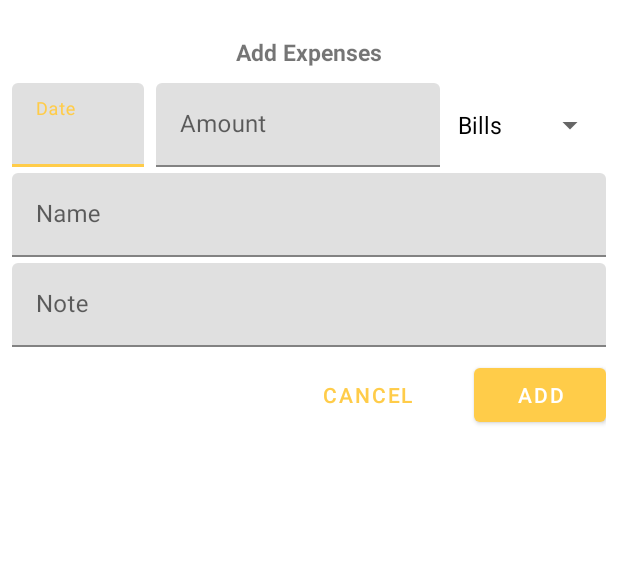
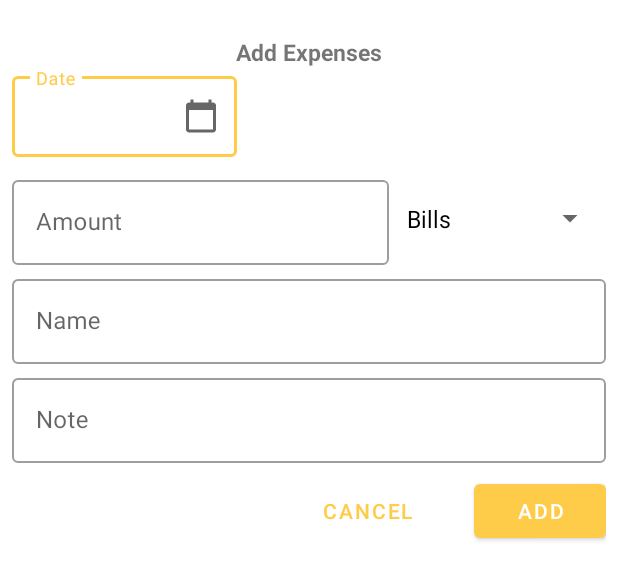
Before and after one commit to t2dbabz/Stocka, an Android app: the layout add_expense_dialog_item.xml on its own in the app's theme, with its tools: preview values and no code run, on a phone screen of 412 x 824 dp. Shown: the top 580 px of the screen. Run offline under Robolectric (Android 15) with nearby library versions, the phone set to English and light mode, and no system bars.

Commit message:
Create the Add Expense Dialog and Implement Logic

```diff
--- a/app/src/main/java/com/example/pjt114/stocka/data/DataSource.kt
+++ b/app/src/main/java/com/example/pjt114/stocka/data/DataSource.kt
@@ -6,7 +6,7 @@ import com.example.pjt114.stocka.model.ProductItem
 class DataSource (){
 
     fun loadProducts(): MutableList<ProductItem>{
-        return mutableListOf<ProductItem>(
+        return mutableListOf(
             ProductItem(
                 name = "Indomie noodles",
                 sellingPrice = 150.0,
@@ -90,4 +90,5 @@ class DataSource (){
 
         )
     }
+
 }
--- a/app/src/main/java/com/example/pjt114/stocka/ui/loginsignup/LoginFragment.kt
+++ b/app/src/main/java/com/example/pjt114/stocka/ui/loginsignup/LoginFragment.kt
@@ -42,6 +42,10 @@ class LoginFragment : Fragment() {
         setupListeners()
         binding?.loginButton?.setOnClickListener {
             loginUser()
+        }
+
+        binding?.textViewSignUp?.setOnClickListener {
+            findNavController().navigate(R.id.action_loginFragment_to_signUpFragment)
         }
     }
 
--- a/app/src/main/java/com/example/pjt114/stocka/ui/loginsignup/SignUpFragment.kt
+++ b/app/src/main/java/com/example/pjt114/stocka/ui/loginsignup/SignUpFragment.kt
@@ -48,6 +48,9 @@ class SignUpFragment : Fragment() {
 
         binding?.continueButton?.setOnClickListener {
             hasCompletedSignUpData()
+        }
+        binding?.textViewLogin?.setOnClickListener {
+            findNavController().navigate(R.id.action_signUpFragment_to_loginFragment)
         }
     }
 
--- /dev/null
+++ b/app/src/main/res/drawable/ic_baseline_calendar_today_24.xml
@@ -0,0 +1,10 @@
+<vector xmlns:android="http://schemas.android.com/apk/res/android"
+    android:width="24dp"
+    android:height="24dp"
+    android:viewportWidth="24"
+    android:viewportHeight="24"
+    android:tint="?attr/colorControlNormal">
+  <path
+      android:fillColor="@android:color/white"
+      android:pathData="M20,3h-1L19,1h-2v2L7,3L7,1L5,1v2L4,3c-1.1,0 -2,0.9 -2,2v16c0,1.1 0.9,2 2,2h16c1.1,0 2,-0.9 2,-2L22,5c0,-1.1 -0.9,-2 -2,-2zM20,21L4,21L4,8h16v13z"/>
+</vector>
--- a/app/src/main/res/layout/add_expense_dialog_item.xml
+++ b/app/src/main/res/layout/add_expense_dialog_item.xml
@@ -17,38 +17,47 @@
         android:textStyle="bold"
         android:text="Add Expenses" />
 
+    <com.google.android.material.textfield.TextInputLayout
+        android:id="@+id/dateOfExpense_textField"
+        style="@style/Widget.MaterialComponents.TextInputLayout.OutlinedBox"
+        android:layout_width="150dp"
+        android:layout_height="wrap_content"
+        android:hint="Date"
+        app:endIconDrawable="@drawable/ic_baseline_calendar_today_24"
+        app:endIconMode="custom"
+        >
+
+        <com.google.android.material.textfield.TextInputEditText
+            android:id="@+id/dateOfExpense_editText"
+            android:layout_width="match_parent"
+            android:layout_height="wrap_content"
+            android:inputType="text"
+            android:textSize="14sp"
+            />
+    </com.google.android.material.textfield.TextInputLayout>
+
     <LinearLayout
         android:layout_width="match_parent"
         android:layout_height="wrap_content"
         android:layout_marginTop="@dimen/margin_10"
         android:orientation="horizontal">
-        <com.google.android.material.textfield.TextInputLayout
-            android:id="@+id/dateOfExpense_textField"
-            android:layout_width="0dp"
-            android:layout_weight="1"
-            android:layout_height="wrap_content">
-
-            <com.google.android.material.textfield.TextInputEditText
-                android:id="@+id/dateOfExpense_editText"
-                android:layout_width="match_parent"
-                android:layout_height="wrap_content"
-                android:layout_marginEnd="8dp"
-                android:hint="Date"/>
-        </com.google.android.material.textfield.TextInputLayout>
 
         <com.google.android.material.textfield.TextInputLayout
             android:id="@+id/amountOfExpense_textField"
+            style="@style/Widget.MaterialComponents.TextInputLayout.OutlinedBox"
             android:layout_width="0dp"
             android:layout_weight="2"
             android:layout_height="wrap_content">
 
             <com.google.android.material.textfield.TextInputEditText
-                android:id="@+id/OfExpense_editText"
+                android:id="@+id/amountOfExpense_editText"
                 android:layout_width="match_parent"
                 android:layout_height="wrap_content"
                 android:layout_marginEnd="4dp"
+                android:inputType="numberDecimal"
                 android:hint="Amount"/>
         </com.google.android.material.textfield.TextInputLayout>
+
        <Spinner
            android:id="@+id/spinnerCategories"
            android:layout_width="0dp"
@@ -61,6 +70,7 @@
 
     <com.google.android.material.textfield.TextInputLayout
         android:id="@+id/nameOfExpense_textField"
+        style="@style/Widget.MaterialComponents.TextInputLayout.OutlinedBox"
         android:layout_width="match_parent"
         android:layout_height="wrap_content"
         android:layout_marginTop="4dp">
@@ -74,6 +84,7 @@
 
     <com.google.android.material.textfield.TextInputLayout
         android:id="@+id/noteOfExpense_textField"
+        style="@style/Widget.MaterialComponents.TextInputLayout.OutlinedBox"
         android:layout_width="match_parent"
         android:layout_height="wrap_content"
         android:layout_marginTop="4dp"
@@ -99,6 +110,7 @@
          app:layout_constraintTop_toTopOf="parent" />
 
      <com.google.android.material.button.MaterialButton
+         android:id="@+id/cancel_button"
          android:layout_width="wrap_content"
          android:layout_height="wrap_content"
          style="@style/Widget.MaterialComponents.Button.TextButton"
--- a/app/src/main/res/layout/fragment_login.xml
+++ b/app/src/main/res/layout/fragment_login.xml
@@ -125,7 +125,7 @@
         app:layout_constraintTop_toBottomOf="@+id/login_button" />
 
     <TextView
-        android:id="@+id/textView_Login"
+        android:id="@+id/textView_signUp"
         android:layout_width="wrap_content"
         android:layout_height="wrap_content"
         android:layout_marginStart="8dp"
--- a/app/src/main/res/layout/fragment_sign_up.xml
+++ b/app/src/main/res/layout/fragment_sign_up.xml
@@ -171,7 +171,7 @@
         app:layout_constraintTop_toBottomOf="@+id/continue_button" />
 
     <TextView
-        android:id="@+id/textView_Login"
+        android:id="@+id/textView_login"
         android:layout_width="wrap_content"
         android:layout_height="wrap_content"
         android:layout_marginStart="4dp"
```
Also changed, not shown: app/src/main/java/com/example/pjt114/stocka/adapter/ExpenseAdapter.kt (added, +62 -0 lines), app/src/main/java/com/example/pjt114/stocka/model/Expense.kt (added, +10 -0 lines), app/src/main/java/com/example/pjt114/stocka/ui/stats/tabfragments/ExpensesFragment.kt (+91 -8 lines), app/src/main/java/com/example/pjt114/stocka/util/ViewExt.kt (added, +43 -0 lines), app/src/main/res/drawable/ic_ellipse_198.xml (added, +48 -0 lines), app/src/main/res/layout/fragment_expenses.xml (+5 -3 lines), app/src/main/res/layout/item_expense_layout.xml (added, +50 -0 lines), app/src/main/res/navigation/nav_graph.xml (+7 -1 lines).
